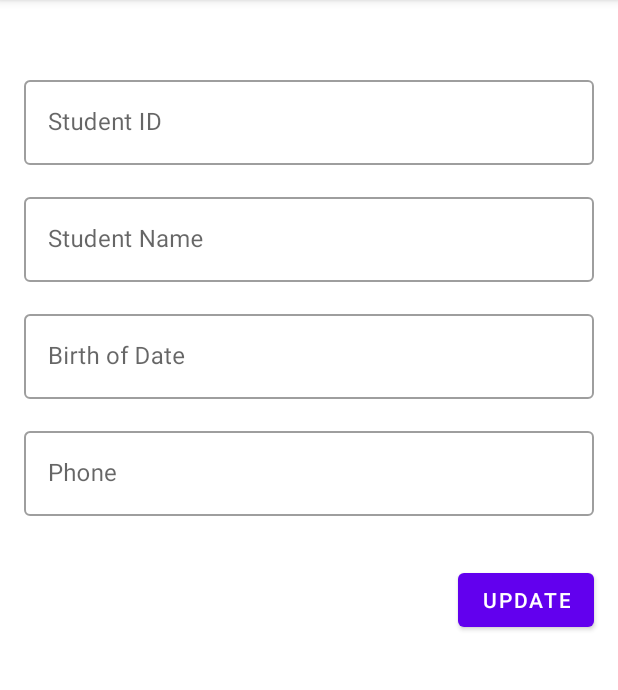
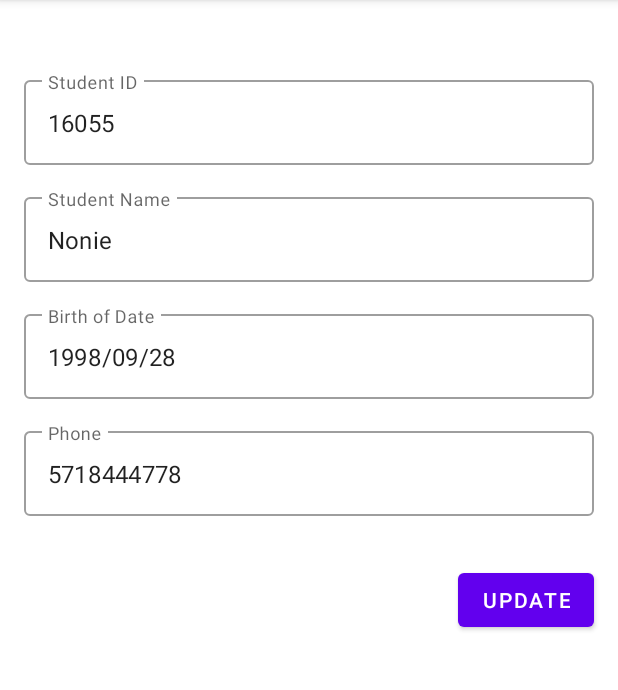
Before and after one commit to RHOO1/Adv_160419025160417057_Week4, an Android app: the StudentDetailFragment screen opened through its navigation route, on a phone screen of 412 x 824 dp, the part 84-774 px from its top. Run offline under Robolectric (Android 15) with nearby library versions, the phone set to English and light mode, and no system bars.

Commit message:
[HOMEWORK] Adding (DetailViewModel) and combine with StudentDetailFragment

```diff
--- a/app/src/main/java/com/example/a160419025_advweek4/view/StudentDetailFragment.kt
+++ b/app/src/main/java/com/example/a160419025_advweek4/view/StudentDetailFragment.kt
@@ -5,9 +5,19 @@ import androidx.fragment.app.Fragment
 import android.view.LayoutInflater
 import android.view.View
 import android.view.ViewGroup
+import androidx.lifecycle.Observer
+import androidx.lifecycle.ViewModelProvider
 import com.example.a160419025_advweek4.R
+import com.example.a160419025_advweek4.model.Student
+import com.example.a160419025_advweek4.viewmodel.DetailViewModel
+import kotlinx.android.synthetic.main.fragment_student_detail.*
+import java.util.*
 
-class StudentDetailFragment : Fragment() {
+class StudentDetailFragment() : Fragment() {
+    private lateinit var viewModel: DetailViewModel
+
+    var student: Student? = null
+
     override fun onCreateView(inflater: LayoutInflater, container: ViewGroup?,
                               savedInstanceState: Bundle?): View? {
         // Inflate the layout for this fragment
@@ -16,5 +26,23 @@ class StudentDetailFragment : Fragment() {
 
     override fun onViewCreated(view: View, savedInstanceState: Bundle?) {
         super.onViewCreated(view, savedInstanceState)
+
+        viewModel = ViewModelProvider(this).get(DetailViewModel::class.java)
+        viewModel.fetch()
+
+        student = viewModel.studentLD.value
+
+        txtDetailID.setText(student?.id)
+        txtDetailName.setText(student?.name)
+        txtDetailBoD.setText(student?.bod)
+        txtDetailPhone.setText(student?.phone)
+
+        observeViewModel()
+    }
+
+    private fun observeViewModel() {
+        viewModel.studentLD.observe(viewLifecycleOwner, Observer {
+            student = it
+        })
     }
 }
--- /dev/null
+++ b/app/src/main/java/com/example/a160419025_advweek4/viewmodel/DetailViewModel.kt
@@ -0,0 +1,15 @@
+package com.example.a160419025_advweek4.viewmodel
+
+import androidx.lifecycle.MutableLiveData
+import androidx.lifecycle.ViewModel
+import com.example.a160419025_advweek4.model.Student
+
+class DetailViewModel: ViewModel() {
+    val studentLD = MutableLiveData<Student>()
+
+    fun fetch() {
+        val student1 = Student("16055", "Nonie", "1998/09/28", "5718444778", "http://dummyimage.com/75x100.jpg/cc0000/ffffff")
+
+        studentLD.value = student1
+    }
+}
```
